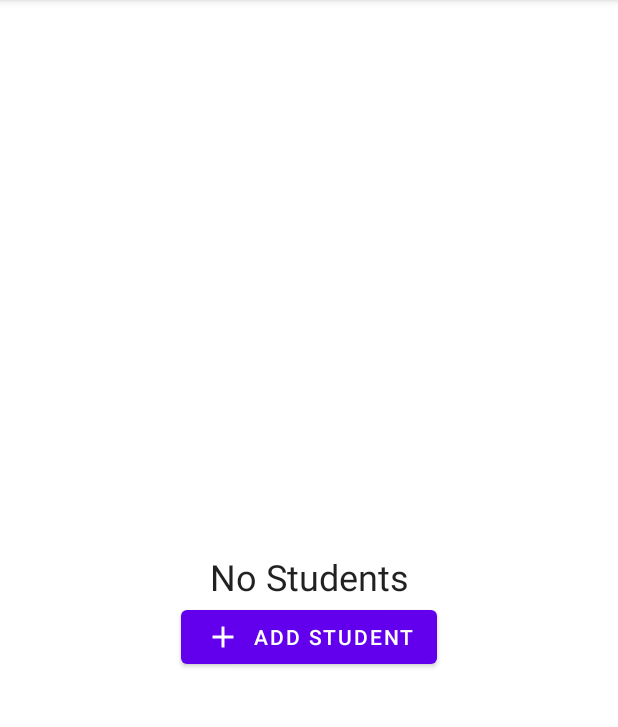
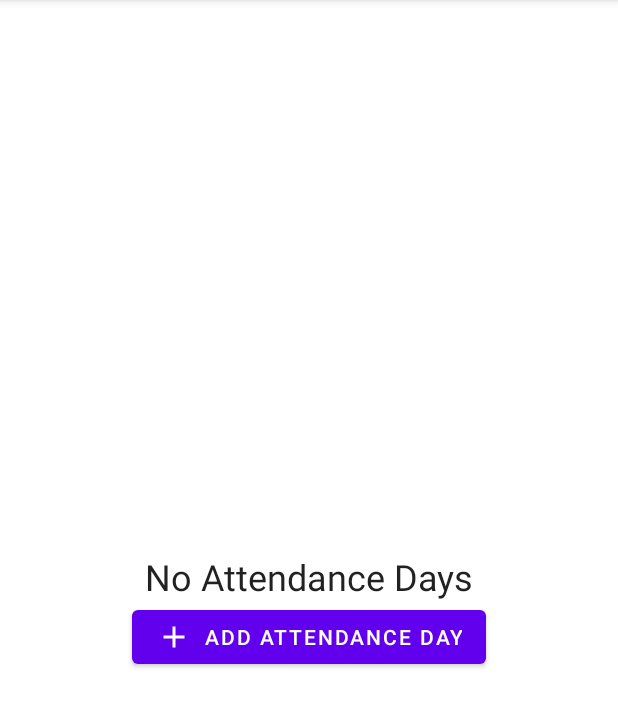
Before and after one commit to AnthonyMaiT/attendanceTracker, an Android app: the AttendanceListFragment screen opened through its navigation route, on a phone screen of 412 x 824 dp, the part 84-811 px from its top. Run offline under Robolectric (Android 15) with nearby library versions, the phone set to English and light mode, and no system bars; our stand-ins replace Room's generated code.

Commit message:
organize features

```diff
--- a/app/src/main/java/edu/vt/mobiledev/attendancetracker/AttendanceDetailViewModel.kt
+++ b/app/src/main/java/edu/vt/mobiledev/attendancetracker/attendance/AttendanceDetailViewModel.kt
@@ -1,8 +1,10 @@
-package edu.vt.mobiledev.attendancetracker
+package edu.vt.mobiledev.attendancetracker.attendance
 
 import androidx.lifecycle.ViewModel
 import androidx.lifecycle.ViewModelProvider
 import androidx.lifecycle.viewModelScope
+import edu.vt.mobiledev.attendancetracker.Attendance
+import edu.vt.mobiledev.attendancetracker.Student
 import edu.vt.mobiledev.dreamcatcher.database.AttendanceRepository
 import kotlinx.coroutines.flow.MutableStateFlow
 import kotlinx.coroutines.flow.StateFlow
--- a/app/src/main/java/edu/vt/mobiledev/attendancetracker/StudentListFragment.kt
+++ b/app/src/main/java/edu/vt/mobiledev/attendancetracker/attendance/AttendanceListFragment.kt
@@ -1,4 +1,4 @@
-package edu.vt.mobiledev.attendancetracker
+package edu.vt.mobiledev.attendancetracker.attendance
 
 import android.os.Bundle
 import android.view.LayoutInflater
@@ -18,15 +18,16 @@ import androidx.recyclerview.widget.ItemTouchHelper
 import androidx.recyclerview.widget.LinearLayoutManager
 import androidx.recyclerview.widget.RecyclerView
 import edu.vt.mobiledev.attendanceTracker.R
-import edu.vt.mobiledev.attendanceTracker.databinding.FragmentStudentListBinding
+import edu.vt.mobiledev.attendanceTracker.databinding.FragmentAttendanceListBinding
+import edu.vt.mobiledev.attendancetracker.Attendance
 import kotlinx.coroutines.launch
 
-class StudentListFragment: Fragment() {
+class AttendanceListFragment: Fragment() {
     // binding with null
-    private var _binding: FragmentStudentListBinding? = null
+    private var _binding: FragmentAttendanceListBinding? = null
 
     // View Model
-    private val studentListViewModel: StudentListViewModel by viewModels()
+    private val attendanceListViewModel: AttendanceListViewModel by viewModels()
 
     // binding
     private val binding
@@ -44,19 +45,19 @@ class StudentListFragment: Fragment() {
 
         viewLifecycleOwner.lifecycleScope.launch {
             viewLifecycleOwner.repeatOnLifecycle(Lifecycle.State.STARTED) {
-                studentListViewModel.students.collect { students ->
-                    if (students.isEmpty()) {
-                        binding.noStudentText.visibility = View.VISIBLE
-                        binding.noStudentAddButton.visibility = View.VISIBLE
+                attendanceListViewModel.attendance.collect { attendance ->
+                    if (attendance.isEmpty()) {
+                        binding.noAttendanceText.visibility = View.VISIBLE
+                        binding.noAttendanceAddButton.visibility = View.VISIBLE
                     }
                     else {
-                        binding.noStudentAddButton.visibility = View.GONE
-                        binding.noStudentText.visibility = View.GONE
+                        binding.noAttendanceText.visibility = View.GONE
+                        binding.noAttendanceAddButton.visibility = View.GONE
                     }
-                    binding.studentRecyclerView.adapter =
-                        StudentListAdapter(students) { studentId ->
+                    binding.attendanceRecyclerView.adapter =
+                        AttendanceListAdapter(attendance) { attendanceId ->
                             findNavController().navigate(
-                                StudentListFragmentDirections.showStudentDetail(studentId)
+                                AttendanceListFragmentDirections.showAttendanceDetail(attendanceId)
                             )
                         }
                 }
@@ -71,25 +72,25 @@ class StudentListFragment: Fragment() {
         savedInstanceState: Bundle?
     ): View? {
         // for binding
-        _binding = FragmentStudentListBinding.inflate(inflater, container, false);
+        _binding = FragmentAttendanceListBinding.inflate(inflater, container, false);
 
         // for recycler implementation
-        binding.studentRecyclerView.layoutManager = LinearLayoutManager(context)
+        binding.attendanceRecyclerView.layoutManager = LinearLayoutManager(context)
 
-        binding.noStudentAddButton.setOnClickListener {
-            showNewStudent()
+        binding.noAttendanceAddButton.setOnClickListener {
+            showNewAttendance()
         }
 
         requireActivity().addMenuProvider(object : MenuProvider {
             // blank for now
             override fun onCreateMenu(menu: Menu, menuInflater: MenuInflater) {
-                menuInflater.inflate(R.menu.fragment_student_list, menu)
+                menuInflater.inflate(R.menu.fragment_attendance_list, menu)
             }
 
             override fun onMenuItemSelected(menuItem: MenuItem): Boolean {
                 return when (menuItem.itemId) {
-                    R.id.new_student -> {
-                        showNewStudent()
+                    R.id.new_attendance -> {
+                        showNewAttendance()
                         true
                     }
                     else -> false
@@ -97,17 +98,17 @@ class StudentListFragment: Fragment() {
             }
         }, viewLifecycleOwner)
 
-        getItemTouchHelper().attachToRecyclerView(binding.studentRecyclerView)
+        getItemTouchHelper().attachToRecyclerView(binding.attendanceRecyclerView)
 
         return binding.root
     }
 
-    private fun showNewStudent() {
+    private fun showNewAttendance() {
         viewLifecycleOwner.lifecycleScope.launch {
-            val newStudent = Student()
-            studentListViewModel.addStudent(newStudent)
+            val newAttendance = Attendance()
+            attendanceListViewModel.addAttendance(newAttendance)
             findNavController().navigate(
-                StudentListFragmentDirections.showStudentDetail(newStudent.id)
+                AttendanceListFragmentDirections.showAttendanceDetail(newAttendance.id)
             )
         }
     }
@@ -123,7 +124,7 @@ class StudentListFragment: Fragment() {
             ): Boolean = true
 
             override fun onSwiped(viewHolder: RecyclerView.ViewHolder, direction: Int) {
-                studentListViewModel.deleteStudent(viewHolder as StudentHolder)
+                attendanceListViewModel.deleteAttendance(viewHolder as AttendanceHolder)
             }
         })
     }
--- a/app/src/main/java/edu/vt/mobiledev/attendancetracker/AttendanceListViewModel.kt
+++ b/app/src/main/java/edu/vt/mobiledev/attendancetracker/attendance/AttendanceListViewModel.kt
@@ -1,7 +1,8 @@
-package edu.vt.mobiledev.attendancetracker
+package edu.vt.mobiledev.attendancetracker.attendance
 
 import androidx.lifecycle.ViewModel
 import androidx.lifecycle.viewModelScope
+import edu.vt.mobiledev.attendancetracker.Attendance
 import edu.vt.mobiledev.dreamcatcher.database.AttendanceRepository
 import kotlinx.coroutines.flow.MutableStateFlow
 import kotlinx.coroutines.flow.StateFlow
--- a/app/src/main/java/edu/vt/mobiledev/attendancetracker/StudentDetailViewModel.kt
+++ b/app/src/main/java/edu/vt/mobiledev/attendancetracker/student/StudentDetailViewModel.kt
@@ -1,8 +1,9 @@
-package edu.vt.mobiledev.attendancetracker
+package edu.vt.mobiledev.attendancetracker.student
 
 import androidx.lifecycle.ViewModel
 import androidx.lifecycle.ViewModelProvider
 import androidx.lifecycle.viewModelScope
+import edu.vt.mobiledev.attendancetracker.Student
 import edu.vt.mobiledev.dreamcatcher.database.AttendanceRepository
 import kotlinx.coroutines.flow.MutableStateFlow
 import kotlinx.coroutines.flow.StateFlow
--- a/app/src/main/java/edu/vt/mobiledev/attendancetracker/StudentListViewModel.kt
+++ b/app/src/main/java/edu/vt/mobiledev/attendancetracker/student/StudentListViewModel.kt
@@ -1,7 +1,8 @@
-package edu.vt.mobiledev.attendancetracker
+package edu.vt.mobiledev.attendancetracker.student
 
 import androidx.lifecycle.ViewModel
 import androidx.lifecycle.viewModelScope
+import edu.vt.mobiledev.attendancetracker.Student
 import edu.vt.mobiledev.dreamcatcher.database.AttendanceRepository
 import kotlinx.coroutines.flow.MutableStateFlow
 import kotlinx.coroutines.flow.StateFlow
--- a/app/src/main/res/navigation/nav_graph.xml
+++ b/app/src/main/res/navigation/nav_graph.xml
@@ -7,7 +7,7 @@
 
     <fragment
         android:id="@+id/dreamListFragment"
-        android:name="edu.vt.mobiledev.attendancetracker.StudentListFragment"
+        android:name="edu.vt.mobiledev.attendancetracker.student.StudentListFragment"
         android:label="DreamListFragment"
         tools:layout="@layout/fragment_student_list" >
         <action
@@ -16,7 +16,7 @@
     </fragment>
     <fragment
         android:id="@+id/studentDetailFragment"
-        android:name="edu.vt.mobiledev.attendancetracker.StudentDetailFragment"
+        android:name="edu.vt.mobiledev.attendancetracker.student.StudentDetailFragment"
         android:label="StudentDetailFragment" >
         <argument
             android:name="studentId"
@@ -57,7 +57,7 @@
     </fragment>
     <fragment
         android:id="@+id/attendanceListFragment"
-        android:name="edu.vt.mobiledev.attendancetracker.AttendanceListFragment"
+        android:name="edu.vt.mobiledev.attendancetracker.attendance.AttendanceListFragment"
         android:label="AttendanceListFragment" >
         <action
             android:id="@+id/showAttendanceDetail"
@@ -65,7 +65,7 @@
     </fragment>
     <fragment
         android:id="@+id/attendanceDetailFragment"
-        android:name="edu.vt.mobiledev.attendancetracker.AttendanceDetailFragment"
+        android:name="edu.vt.mobiledev.attendancetracker.attendance.AttendanceDetailFragment"
         android:label="AttendanceDetailFragment" >
         <argument
             android:name="attendanceId"
@@ -79,7 +79,7 @@
     </fragment>
     <fragment
         android:id="@+id/addStudentFragment"
-        android:name="edu.vt.mobiledev.attendancetracker.AddStudentFragment"
+        android:name="edu.vt.mobiledev.attendancetracker.attendance.AddStudentFragment"
         android:label="AddStudentFragment" >
         <argument
             android:name="attendanceId"
```
Also changed, not shown: app/src/main/java/edu/vt/mobiledev/attendancetracker/attendance/AddStudentDetailViewModel.kt (renamed from app/src/main/java/edu/vt/mobiledev/attendancetracker/AddStudentDetailViewModel.kt, +2 -7 lines), app/src/main/java/edu/vt/mobiledev/attendancetracker/attendance/AddStudentFragment.kt (renamed from app/src/main/java/edu/vt/mobiledev/attendancetracker/AddStudentFragment.kt, +1 -25 lines), app/src/main/java/edu/vt/mobiledev/attendancetracker/attendance/AttendanceDetailFragment.kt (renamed from app/src/main/java/edu/vt/mobiledev/attendancetracker/AttendanceDetailFragment.kt, +3 -12 lines), app/src/main/java/edu/vt/mobiledev/attendancetracker/attendance/AttendanceListAdapter.kt (renamed from app/src/main/java/edu/vt/mobiledev/attendancetracker/AttendanceListAdapter.kt, +3 -7 lines), app/src/main/java/edu/vt/mobiledev/attendancetracker/attendance/StudentAttendanceListAdapter.kt (renamed from app/src/main/java/edu/vt/mobiledev/attendancetracker/StudentAttendanceListAdapter.kt, +3 -9 lines), app/src/main/java/edu/vt/mobiledev/attendancetracker/student/StudentDetailFragment.kt (renamed from app/src/main/java/edu/vt/mobiledev/attendancetracker/StudentDetailFragment.kt, +4 -5 lines), app/src/main/java/edu/vt/mobiledev/attendancetracker/student/StudentListAdapter.kt (renamed from app/src/main/java/edu/vt/mobiledev/attendancetracker/StudentListAdapter.kt, +4 -3 lines), app/src/main/java/edu/vt/mobiledev/attendancetracker/student/StudentListFragment.kt (renamed from app/src/main/java/edu/vt/mobiledev/attendancetracker/AttendanceListFragment.kt, +27 -27 lines), app/src/main/java/edu/vt/mobiledev/attendancetracker/ButtonUtil.kt (renamed from app/src/main/java/edu/vt/mobiledev/attendancetracker/DreamEntryButtonUtil.kt).
